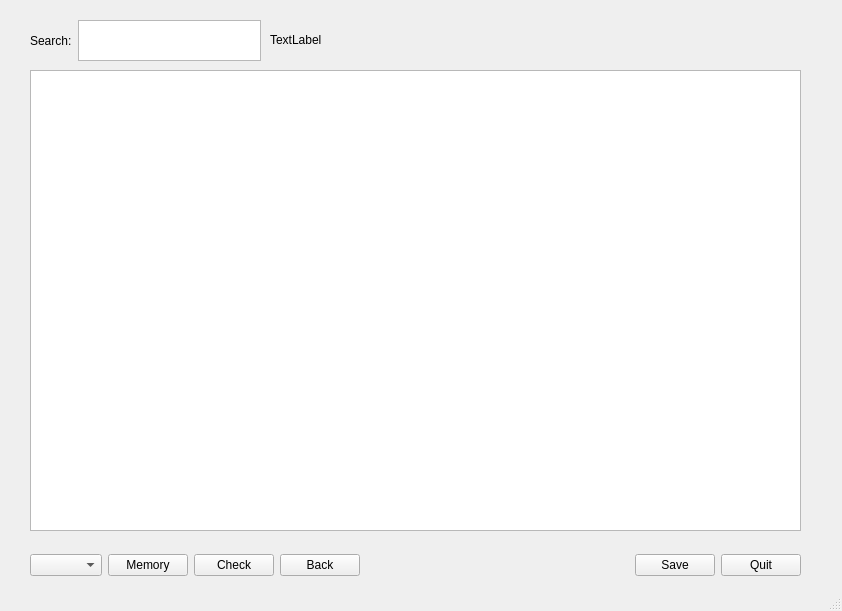
The window that mainwindow.ui (chenjiayi8/WerkwoordenMaster) describes before a commit, drawn with Qt 5.
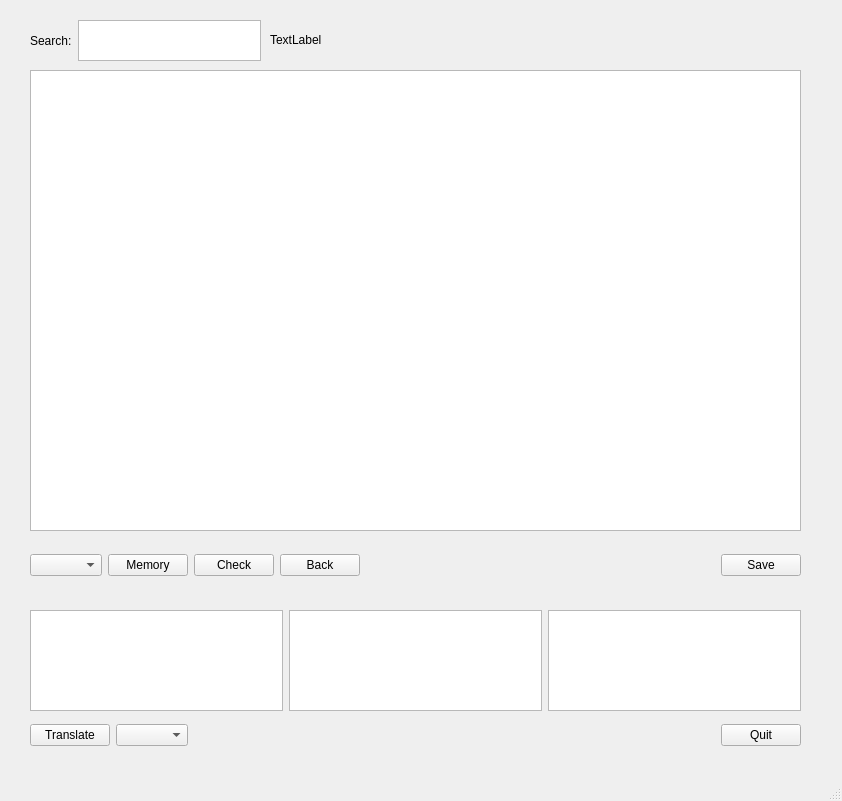
The same window after the commit.

```diff
--- a/mainwindow.ui
+++ b/mainwindow.ui
@@ -2,12 +2,15 @@
 <ui version="4.0">
  <class>MainWindow</class>
  <widget class="QMainWindow" name="MainWindow">
+  <property name="enabled">
+   <bool>true</bool>
+  </property>
   <property name="geometry">
    <rect>
     <x>0</x>
     <y>0</y>
     <width>842</width>
-    <height>611</height>
+    <height>801</height>
    </rect>
   </property>
   <property name="windowTitle">
@@ -123,13 +126,6 @@
        </property>
       </widget>
      </item>
-     <item>
-      <widget class="QPushButton" name="buttonQuit">
-       <property name="text">
-        <string>Quit</string>
-       </property>
-      </widget>
-     </item>
     </layout>
    </widget>
    <widget class="QLabel" name="labelSearchResult">
@@ -148,6 +144,103 @@
      <string>TextLabel</string>
     </property>
    </widget>
+   <widget class="QWidget" name="horizontalLayoutWidget_3">
+    <property name="geometry">
+     <rect>
+      <x>30</x>
+      <y>610</y>
+      <width>771</width>
+      <height>101</height>
+     </rect>
+    </property>
+    <layout class="QHBoxLayout" name="horizontalLayout_3">
+     <item>
+      <widget class="QPlainTextEdit" name="plainTextInput">
+       <property name="font">
+        <font>
+         <pointsize>12</pointsize>
+        </font>
+       </property>
+       <property name="toolTip">
+        <string>Enter English, Dutch or another language to translate among these languages</string>
+       </property>
+      </widget>
+     </item>
+     <item>
+      <widget class="QPlainTextEdit" name="plainTextOutput1">
+       <property name="font">
+        <font>
+         <pointsize>12</pointsize>
+        </font>
+       </property>
+       <property name="readOnly">
+        <bool>true</bool>
+       </property>
+      </widget>
+     </item>
+     <item>
+      <widget class="QPlainTextEdit" name="plainTextOutput2">
+       <property name="enabled">
+        <bool>true</bool>
+       </property>
+       <property name="font">
+        <font>
+         <pointsize>12</pointsize>
+        </font>
+       </property>
+       <property name="readOnly">
+        <bool>true</bool>
+       </property>
+      </widget>
+     </item>
+    </layout>
+   </widget>
+   <widget class="QWidget" name="horizontalLayoutWidget_4">
+    <property name="geometry">
+     <rect>
+      <x>30</x>
+      <y>710</y>
+      <width>771</width>
+      <height>51</height>
+     </rect>
+    </property>
+    <layout class="QHBoxLayout" name="horizontalLayout_4">
+     <item>
+      <widget class="QPushButton" name="buttonTranslate">
+       <property name="text">
+        <string>Translate</string>
+       </property>
+      </widget>
+     </item>
+     <item>
+      <widget class="QComboBox" name="comboBoxLang">
+       <property name="toolTip">
+        <string>Choose a third language other than English and Dutch</string>
+       </property>
+      </widget>
+     </item>
+     <item>
+      <spacer name="horizontalSpacer_2">
+       <property name="orientation">
+        <enum>Qt::Horizontal</enum>
+       </property>
+       <property name="sizeHint" stdset="0">
+        <size>
+         <width>40</width>
+         <height>20</height>
+        </size>
+       </property>
+      </spacer>
+     </item>
+     <item>
+      <widget class="QPushButton" name="buttonQuit">
+       <property name="text">
+        <string>Quit</string>
+       </property>
+      </widget>
+     </item>
+    </layout>
+   </widget>
   </widget>
   <widget class="QMenuBar" name="menubar">
    <property name="geometry">
```
